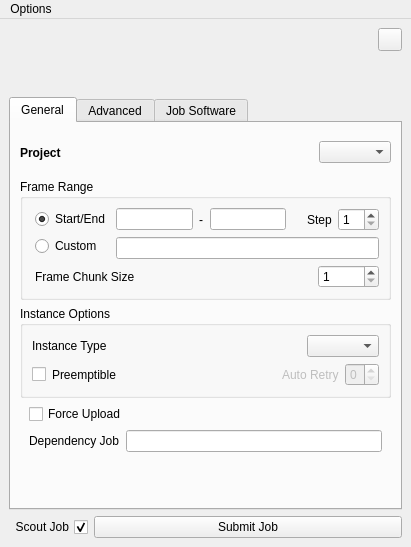
Before: the Qt Designer form conductor/resources/submitter.ui in AtomicConductor/conductor_client, drawn with Qt 5.
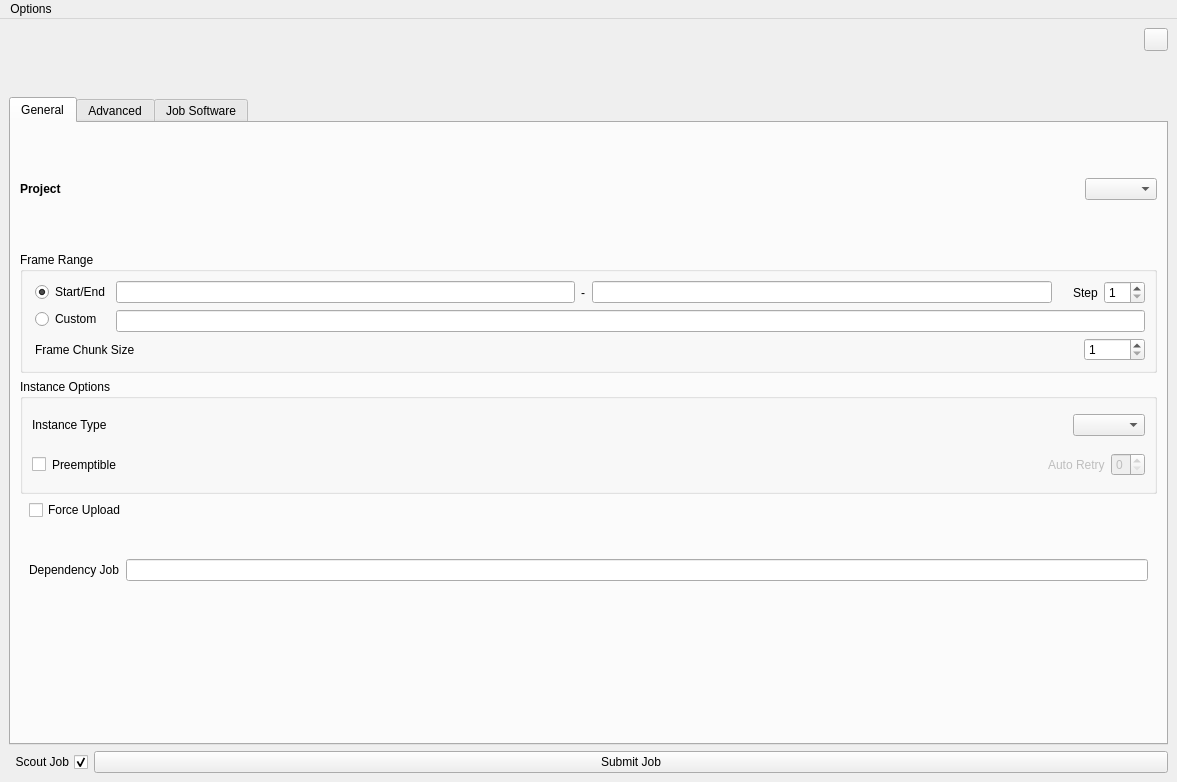
After: the same form once the commit is applied. Icons and pictures are not drawn.

Commit message: CT-111: Added SVG logo and changed UI for Maya Submitter

Patch:
```diff
--- a/conductor/resources/submitter.ui
+++ b/conductor/resources/submitter.ui
@@ -6,8 +6,8 @@
    <rect>
     <x>0</x>
     <y>0</y>
-    <width>411</width>
-    <height>547</height>
+    <width>1177</width>
+    <height>782</height>
    </rect>
   </property>
   <property name="windowTitle">
@@ -51,6 +51,24 @@
           </property>
           <item>
            <widget class="QLabel" name="ui_logo_lbl">
+            <property name="sizePolicy">
+             <sizepolicy hsizetype="Fixed" vsizetype="Fixed">
+              <horstretch>0</horstretch>
+              <verstretch>0</verstretch>
+             </sizepolicy>
+            </property>
+            <property name="minimumSize">
+             <size>
+              <width>0</width>
+              <height>0</height>
+             </size>
+            </property>
+            <property name="maximumSize">
+             <size>
+              <width>128</width>
+              <height>64</height>
+             </size>
+            </property>
             <property name="text">
              <string/>
             </property>
@@ -1070,8 +1088,8 @@
     <rect>
      <x>0</x>
      <y>0</y>
-     <width>411</width>
-     <height>27</height>
+     <width>1177</width>
+     <height>22</height>
     </rect>
    </property>
    <widget class="QMenu" name="ui_options_qmenu">
```
Left out of the diff: 236 changed lines with no effect on the pictures. The commit also changes 3 other files.
